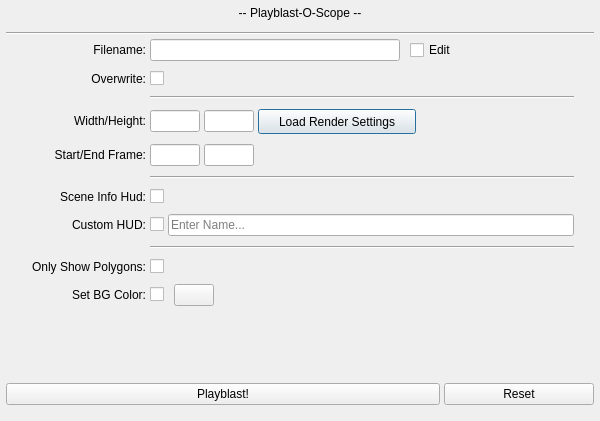
thomasjmoore/Calabash-Tools, file src/calabash/scripts/calabash/playblast/UI/playblast02.ui: the form before one commit.
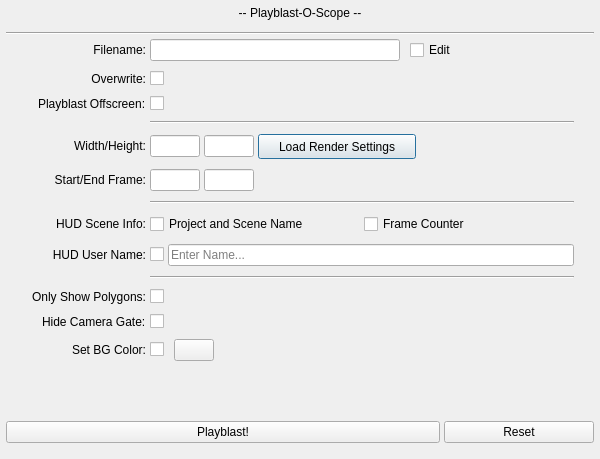
The form after the commit.

```diff
--- a/src/calabash/scripts/calabash/playblast/UI/playblast02.ui
+++ b/src/calabash/scripts/calabash/playblast/UI/playblast02.ui
@@ -7,7 +7,7 @@
     <x>0</x>
     <y>0</y>
     <width>600</width>
-    <height>421</height>
+    <height>459</height>
    </rect>
   </property>
   <property name="sizePolicy">
@@ -70,6 +70,12 @@
        <property name="fieldGrowthPolicy">
         <enum>QFormLayout::AllNonFixedFieldsGrow</enum>
        </property>
+       <property name="labelAlignment">
+        <set>Qt::AlignRight|Qt::AlignTrailing|Qt::AlignVCenter</set>
+       </property>
+       <property name="formAlignment">
+        <set>Qt::AlignLeading|Qt::AlignLeft|Qt::AlignTop</set>
+       </property>
        <property name="verticalSpacing">
         <number>10</number>
        </property>
@@ -113,6 +119,36 @@
          </property>
         </widget>
        </item>
+       <item row="0" column="1">
+        <layout class="QHBoxLayout" name="horizontalLayout_2">
+         <property name="spacing">
+          <number>10</number>
+         </property>
+         <item>
+          <widget class="QLineEdit" name="filename_le">
+           <property name="enabled">
+            <bool>true</bool>
+           </property>
+           <property name="maximumSize">
+            <size>
+             <width>250</width>
+             <height>16777215</height>
+            </size>
+           </property>
+           <property name="readOnly">
+            <bool>false</bool>
+           </property>
+          </widget>
+         </item>
+         <item>
+          <widget class="QCheckBox" name="editName_chk">
+           <property name="text">
+            <string>Edit</string>
+           </property>
+          </widget>
+         </item>
+        </layout>
+       </item>
        <item row="1" column="0">
         <widget class="QLabel" name="label_5">
          <property name="minimumSize">
@@ -136,14 +172,14 @@
          </property>
         </widget>
        </item>
-       <item row="2" column="1">
+       <item row="3" column="1">
         <widget class="Line" name="line_3">
          <property name="orientation">
           <enum>Qt::Horizontal</enum>
          </property>
         </widget>
        </item>
-       <item row="3" column="0">
+       <item row="4" column="0">
         <widget class="QLabel" name="widthHeight_lbl">
          <property name="sizePolicy">
           <sizepolicy hsizetype="Fixed" vsizetype="Preferred">
@@ -168,7 +204,7 @@
          </property>
         </widget>
        </item>
-       <item row="3" column="1">
+       <item row="4" column="1">
         <layout class="QHBoxLayout" name="widthHeight_hlt">
          <property name="spacing">
           <number>4</number>
@@ -248,7 +284,7 @@
          </item>
         </layout>
        </item>
-       <item row="4" column="0">
+       <item row="5" column="0">
         <widget class="QLabel" name="startEnd_lbl">
          <property name="sizePolicy">
           <sizepolicy hsizetype="Fixed" vsizetype="Preferred">
@@ -273,7 +309,7 @@
          </property>
         </widget>
        </item>
-       <item row="4" column="1">
+       <item row="5" column="1">
         <layout class="QHBoxLayout" name="startEnd_hlt">
          <property name="spacing">
           <number>4</number>
@@ -325,14 +361,14 @@
          </item>
         </layout>
        </item>
-       <item row="5" column="1">
+       <item row="6" column="1">
         <widget class="Line" name="line">
          <property name="orientation">
           <enum>Qt::Horizontal</enum>
          </property>
         </widget>
        </item>
-       <item row="7" column="0">
+       <item row="8" column="0">
         <widget class="QLabel" name="label">
          <property name="sizePolicy">
           <sizepolicy hsizetype="Minimum" vsizetype="Preferred">
@@ -347,24 +383,35 @@
           </size>
          </property>
          <property name="text">
-          <string>Scene Info Hud:</string>
+          <string>HUD Scene Info:</string>
          </property>
          <property name="alignment">
           <set>Qt::AlignRight|Qt::AlignTrailing|Qt::AlignVCenter</set>
          </property>
         </widget>
        </item>
-       <item row="7" column="1">
+       <item row="8" column="1">
+        <layout class="QHBoxLayout" name="horizontalLayout">
+         <item>
         <widget class="QCheckBox" name="hud_chk">
          <property name="text">
-          <string/>
+            <string>Project and Scene Name</string>
          </property>
          <property name="checked">
           <bool>false</bool>
          </property>
         </widget>
        </item>
-       <item row="8" column="0">
+         <item>
+          <widget class="QCheckBox" name="frameHud_chk">
+           <property name="text">
+            <string>Frame Counter</string>
+           </property>
+          </widget>
+         </item>
+        </layout>
+       </item>
+       <item row="9" column="0">
         <widget class="QLabel" name="label_2">
          <property name="minimumSize">
           <size>
@@ -373,14 +420,14 @@
           </size>
          </property>
          <property name="text">
-          <string>Custom HUD:</string>
+          <string>HUD User Name:</string>
          </property>
          <property name="alignment">
           <set>Qt::AlignRight|Qt::AlignTrailing|Qt::AlignVCenter</set>
          </property>
         </widget>
        </item>
-       <item row="8" column="1">
+       <item row="9" column="1">
         <layout class="QHBoxLayout" name="cstmHud_hlt">
          <property name="spacing">
           <number>4</number>
@@ -407,14 +454,14 @@
          </item>
         </layout>
        </item>
-       <item row="9" column="1">
+       <item row="10" column="1">
         <widget class="Line" name="line_2">
          <property name="orientation">
           <enum>Qt::Horizontal</enum>
          </property>
         </widget>
        </item>
-       <item row="10" column="0">
+       <item row="11" column="0">
         <widget class="QLabel" name="label_3">
          <property name="minimumSize">
           <size>
@@ -430,7 +477,7 @@
          </property>
         </widget>
        </item>
-       <item row="10" column="1">
+       <item row="11" column="1">
         <widget class="QCheckBox" name="clearViewport_chk">
          <property name="text">
           <string/>
@@ -440,7 +487,21 @@
          </property>
         </widget>
        </item>
-       <item row="11" column="0">
+       <item row="12" column="0">
+        <widget class="QLabel" name="label_6">
+         <property name="text">
+          <string>Hide Camera Gate:</string>
+         </property>
+        </widget>
+       </item>
+       <item row="12" column="1">
+        <widget class="QCheckBox" name="cam_chk">
+         <property name="text">
+          <string/>
+         </property>
+        </widget>
+       </item>
+       <item row="13" column="0">
         <widget class="QLabel" name="label_4">
          <property name="minimumSize">
           <size>
@@ -456,37 +517,7 @@
          </property>
         </widget>
        </item>
-       <item row="0" column="1">
-        <layout class="QHBoxLayout" name="horizontalLayout_2">
-         <property name="spacing">
-          <number>10</number>
-         </property>
-         <item>
-          <widget class="QLineEdit" name="filename_le">
-           <property name="enabled">
-            <bool>true</bool>
-           </property>
-           <property name="maximumSize">
-            <size>
-             <width>250</width>
-             <height>16777215</height>
-            </size>
-           </property>
-           <property name="readOnly">
-            <bool>false</bool>
-           </property>
-          </widget>
-         </item>
-         <item>
-          <widget class="QCheckBox" name="editName_chk">
-           <property name="text">
-            <string>Edit</string>
-           </property>
-          </widget>
-         </item>
-        </layout>
-       </item>
-       <item row="11" column="1">
+       <item row="13" column="1">
         <layout class="QHBoxLayout" name="horizontalLayout_4">
          <property name="spacing">
           <number>10</number>
@@ -523,6 +554,20 @@
          </item>
         </layout>
        </item>
+       <item row="2" column="0">
+        <widget class="QLabel" name="label_7">
+         <property name="text">
+          <string>Playblast Offscreen:</string>
+         </property>
+        </widget>
+       </item>
+       <item row="2" column="1">
+        <widget class="QCheckBox" name="offscreen_chk">
+         <property name="text">
+          <string/>
+         </property>
+        </widget>
+       </item>
       </layout>
      </item>
      <item>
```
Lines whose indentation alone changed are shown as unchanged.
